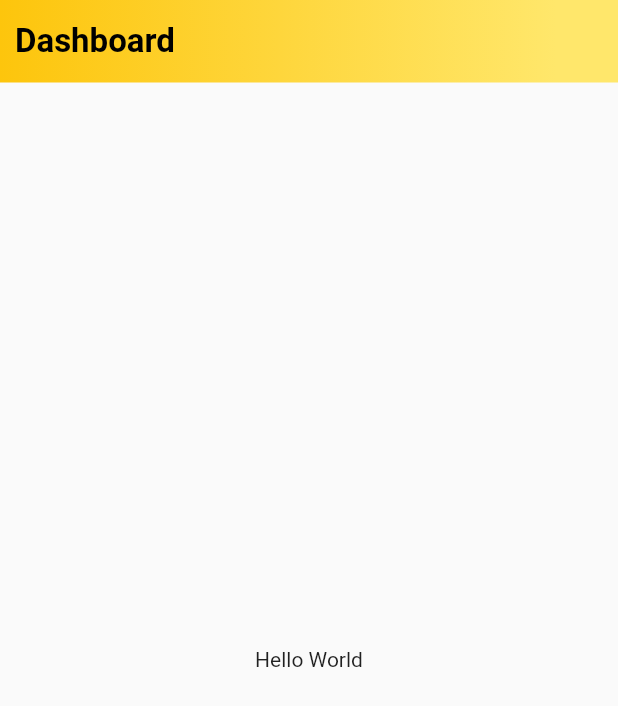
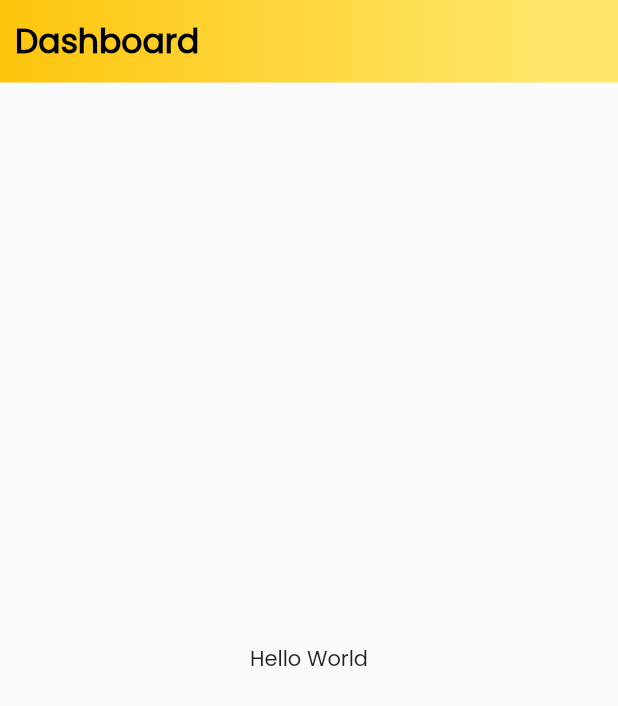
Before and after one commit to it19951386/BOC_Mobile_App, a Flutter app: the screen it shows after launch, on a phone screen of 412 x 824 dp. Shown: the top 706 px of the screen. Run offline on Flutter 3.47's test engine with Material 2 defaults, Android fonts, the phone set to English and light mode, and no system bars.

Commit message:
add a custom font

```diff
--- a/lib/main.dart
+++ b/lib/main.dart
@@ -12,6 +12,7 @@ class MyApp extends StatelessWidget {
       debugShowCheckedModeBanner: false,
       title: 'Flutter Demo',
       theme: ThemeData(
+        fontFamily: 'Poppins',
         primarySwatch: Colors.blue,
       ),
       home: MyHomePage(title: 'Flutter Demo Home Page'),
--- a/pubspec.yaml
+++ b/pubspec.yaml
@@ -74,3 +74,8 @@ flutter:
   #
   # For details regarding fonts from package dependencies,
   # see https://flutter.dev/custom-fonts/#from-packages
+  fonts:
+    - family: Poppins
+      fonts :
+        - asset: assets/fonts/Poppins-Light.ttf
+        - asset: assets/fonts/Poppins-Regular.ttf
```
Also changed, not shown: assets/fonts/Poppins-Light.ttf (added), assets/fonts/Poppins-Regular.ttf (added).
